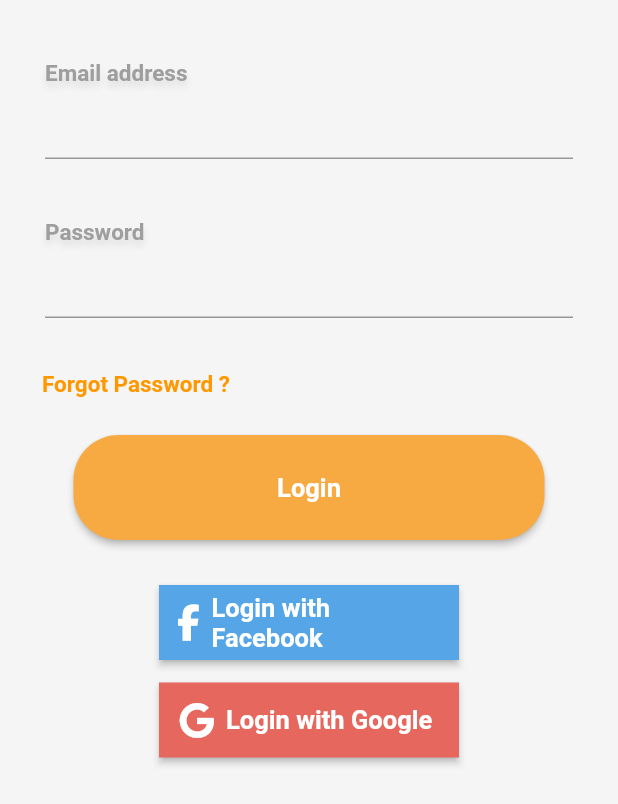
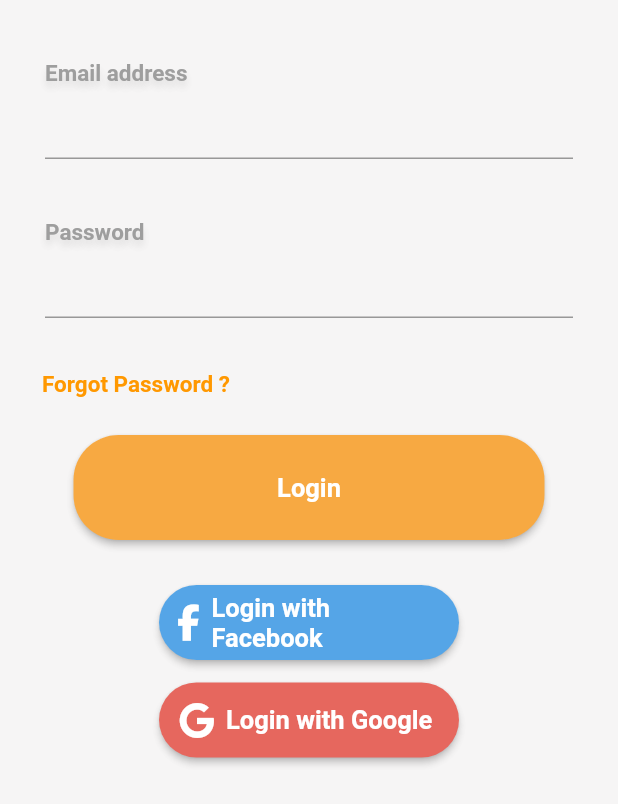
Before and after one commit to james-rosales/foodlover, a Flutter app: the LoginForm screen opened directly, on a phone screen of 412 x 824 dp. Shown: the top 804 px of the screen. Run offline on Flutter 3.47's test engine with Material 2 defaults, Android fonts, the phone set to English and light mode, and no system bars; our stand-ins replace bloc, flutter_bloc, font_awesome_flutter, freezed_annotation, go_router; generated files the repository leaves out were written again; Roboto replaces fonts that are missing (SF Pro).

Commit message:
refactor: add border  radius to button

```diff
--- a/lib/pages/login/widgets/icon_labeled_button.dart
+++ b/lib/pages/login/widgets/icon_labeled_button.dart
@@ -22,7 +22,11 @@ class IconLabeledButton extends StatelessWidget {
         child: ElevatedButton.icon(
           style: ElevatedButton.styleFrom(
             backgroundColor: backgroundColor,
-            shape: const BeveledRectangleBorder(),
+            shape: RoundedRectangleBorder(
+              borderRadius: BorderRadius.circular(
+                30,
+              ),
+            ),
           ),
           onPressed: () {},
           icon: icon!,
```
